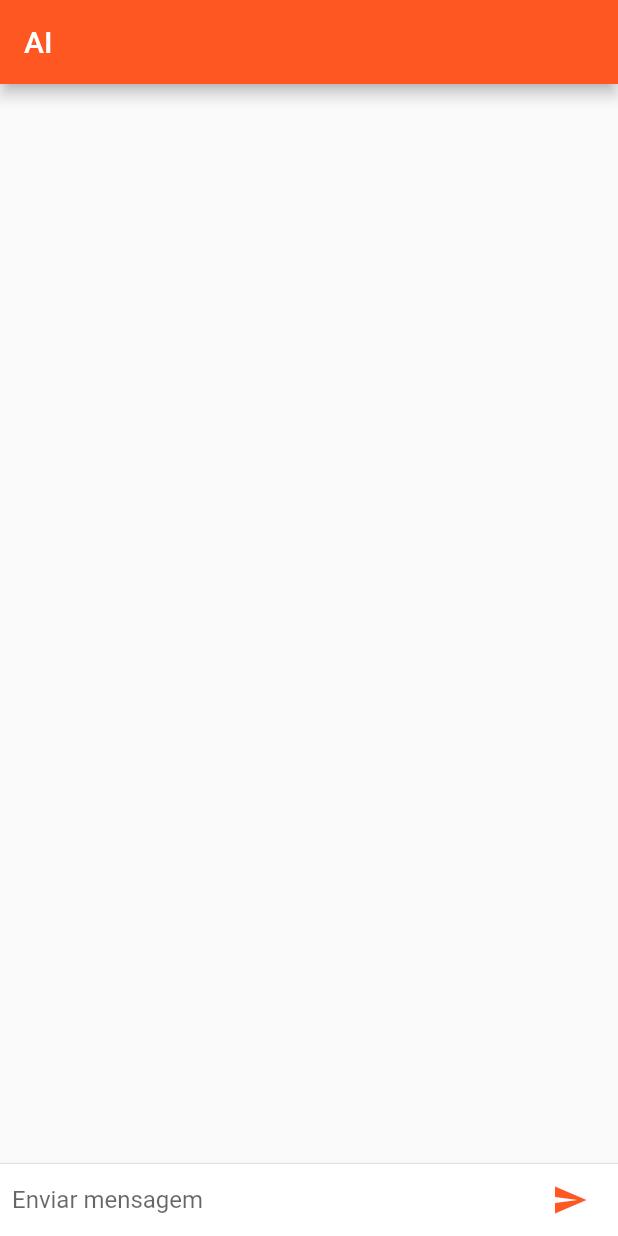
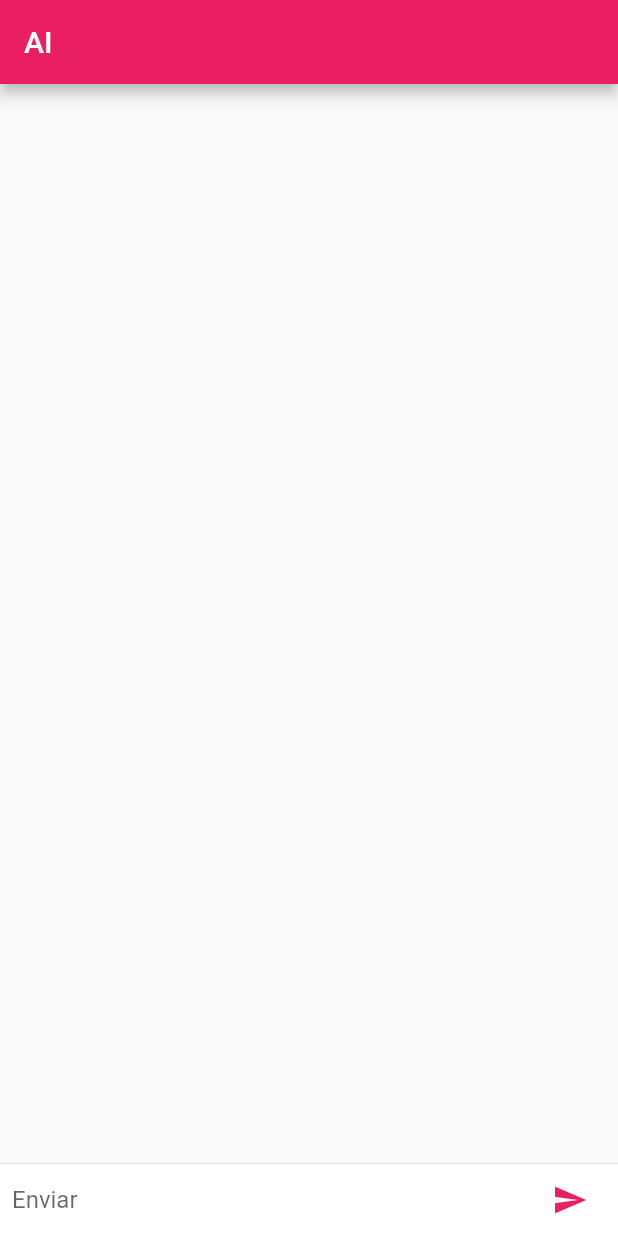
Before and after one commit to BulletSentence/Code-Friend, a Flutter app: the screen it shows after launch, on a phone screen of 412 x 824 dp. Run offline on Flutter 3.47's test engine with Material 2 defaults, Android fonts, the phone set to English and light mode, and no system bars; missing offline and left inert: flutter_dialogflow; project files that could hold a hidden picture were left out.

Commit message:
Atualização

```diff
--- a/lib/main.dart
+++ b/lib/main.dart
@@ -5,7 +5,7 @@ void main() {
   runApp(MaterialApp(
     debugShowCheckedModeBanner: false,
     theme: ThemeData(
-      primarySwatch: Colors.deepOrange
+      primarySwatch: Colors.pink,
     ),
     home: HomePage(),
   ));
--- a/lib/views/home_page.dart
+++ b/lib/views/home_page.dart
@@ -96,7 +96,7 @@ class _HomePageState extends State<HomePage> {
       child: new TextField(
         controller: _controllerText,
         decoration: new InputDecoration.collapsed(
-          hintText: "Enviar mensagem",
+          hintText: "Enviar",
         ),
       ),
     );
```
